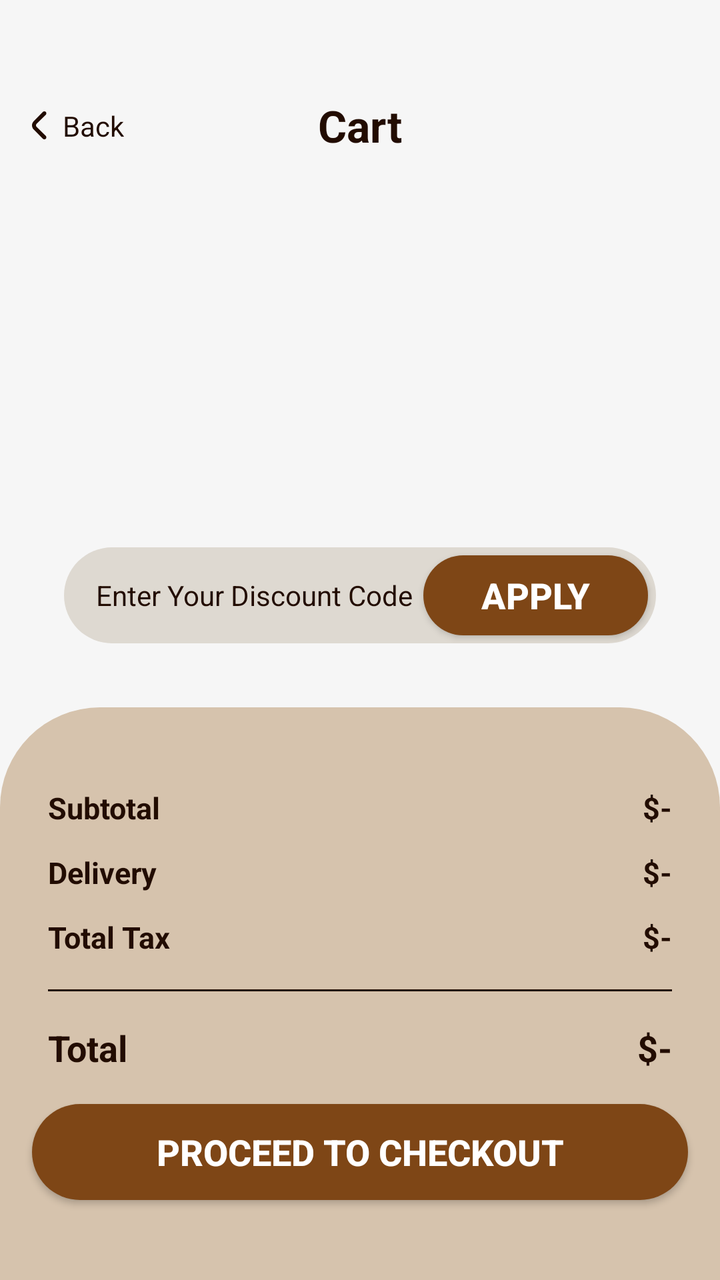
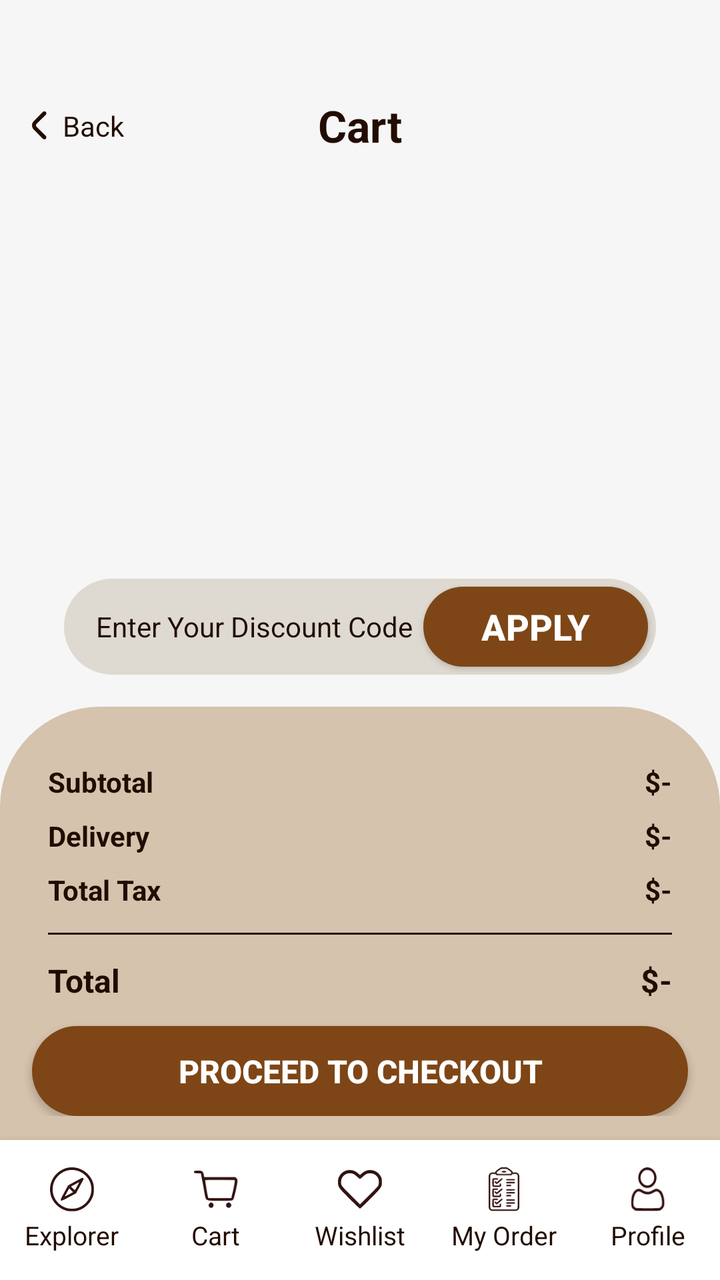

An Android layout rendered at two revisions. The XML below is the earlier revision; the diff shows what the commit changed to produce the second picture.
<!-- AndroidManifest.xml: application theme Theme.Project239 -->
<!-- res/layout/activity_cart.xml -->
<?xml version="1.0" encoding="utf-8"?>
<androidx.constraintlayout.widget.ConstraintLayout xmlns:android="http://schemas.android.com/apk/res/android"
    xmlns:app="http://schemas.android.com/apk/res-auto"
    xmlns:tools="http://schemas.android.com/tools"
    android:id="@+id/main"
    android:layout_width="match_parent"
    android:layout_height="match_parent"
    android:background="@color/lightGrey"
    tools:context=".Activity.CartActivity">

    <ScrollView
        android:id="@+id/scrollView2"
        android:layout_width="match_parent"
        android:layout_height="0dp"
        app:layout_constraintBottom_toTopOf="@+id/summaryContainer"
        app:layout_constraintTop_toTopOf="parent">

        <LinearLayout
            android:layout_width="match_parent"
            android:layout_height="wrap_content"
            android:orientation="vertical">

            <androidx.constraintlayout.widget.ConstraintLayout
                android:layout_width="match_parent"
                android:layout_height="wrap_content"
                android:layout_marginHorizontal="16dp"
                android:layout_marginTop="48dp">

                <LinearLayout
                    android:id="@+id/backBtn"
                    android:layout_width="wrap_content"
                    android:layout_height="wrap_content"
                    android:orientation="horizontal"
                    app:layout_constraintBottom_toBottomOf="parent"
                    app:layout_constraintStart_toStartOf="parent"
                    app:layout_constraintTop_toTopOf="parent">

                    <ImageView
                        android:id="@+id/imageView8"
                        android:layout_width="wrap_content"
                        android:layout_height="wrap_content"
                        android:layout_gravity="center"
                        app:srcCompat="@drawable/back" />

                    <TextView
                        android:id="@+id/textView6"
                        android:layout_width="wrap_content"
                        android:layout_height="wrap_content"
                        android:layout_marginStart="8dp"
                        android:text="Back"
                        android:textColor="@color/darkBrown" />
                </LinearLayout>

                <TextView
                    android:id="@+id/textView8"
                    android:layout_width="wrap_content"
                    android:layout_height="wrap_content"
                    android:text="Cart"
                    android:textColor="@color/darkBrown"
                    android:textSize="22sp"
                    android:textStyle="bold"
                    app:layout_constraintBottom_toBottomOf="parent"
                    app:layout_constraintEnd_toEndOf="parent"
                    app:layout_constraintStart_toStartOf="parent"
                    app:layout_constraintTop_toTopOf="parent" />
            </androidx.constraintlayout.widget.ConstraintLayout>

            <androidx.recyclerview.widget.RecyclerView
                android:id="@+id/listView"
                android:layout_width="match_parent"
                android:layout_height="wrap_content"
                android:layout_marginTop="16dp" />
        </LinearLayout>
    </ScrollView>

    <LinearLayout
        android:layout_width="match_parent"
        android:layout_height="48dp"
        android:layout_marginStart="32dp"
        android:layout_marginEnd="32dp"
        android:layout_marginBottom="32dp"
        android:background="@drawable/cream_bg"
        android:orientation="horizontal"
        app:layout_constraintBottom_toBottomOf="@+id/scrollView2"
        app:layout_constraintEnd_toEndOf="parent"
        app:layout_constraintStart_toStartOf="parent">

        <EditText
            android:id="@+id/editTextText2"
            android:layout_width="wrap_content"
            android:layout_height="match_parent"
            android:paddingStart="16dp"
            android:textColor="@color/darkBrown"
            android:textColorHint="@color/darkBrown"
            android:textSize="14sp"
            android:layout_weight="1"
            android:ems="10"
            android:inputType="text"
            android:hint="@string/enter_your_discount_code"
            android:background="#00000000"/>

        <androidx.appcompat.widget.AppCompatButton
            android:id="@+id/button2"
            style="android:style/Widget.Button"
            android:layout_width="100dp"
            android:layout_height="40dp"
            android:layout_gravity="center"
            android:layout_margin="4dp"
            android:layout_weight="1"
            android:background="@drawable/brown_full_corner_bg"
            android:text="@string/apply"
            android:textColor="@color/white"
            android:textSize="18sp"
            android:textStyle="bold" />

    </LinearLayout>

    <LinearLayout
        android:id="@+id/summaryContainer"
        android:layout_width="match_parent"
        android:layout_height="wrap_content"
        android:background="@drawable/cream_top_corner_bg"
        android:orientation="vertical"
        android:paddingTop="16dp"
        android:paddingBottom="24dp"
        app:layout_constraintBottom_toBottomOf="parent"
        app:layout_constraintEnd_toEndOf="parent"
        app:layout_constraintStart_toStartOf="parent">

        <androidx.constraintlayout.widget.ConstraintLayout
            android:layout_width="match_parent"
            android:layout_height="wrap_content">

            <TextView
                android:id="@+id/subtotalTitleTxt"
                android:layout_width="wrap_content"
                android:layout_height="wrap_content"
                android:layout_marginStart="24dp"
                android:layout_marginTop="24dp"
                android:text="@string/subtotal"
                android:textColor="@color/darkBrown"
                android:textSize="15sp"
                android:textStyle="bold"
                app:layout_constraintStart_toStartOf="parent"
                app:layout_constraintTop_toTopOf="parent" />

            <TextView
                android:id="@+id/totalFeeTxt"
                android:layout_width="wrap_content"
                android:layout_height="wrap_content"
                android:layout_marginEnd="24dp"
                android:text="$-"
                android:textColor="@color/darkBrown"
                android:textSize="15sp"
                android:textStyle="bold"
                app:layout_constraintBottom_toBottomOf="@+id/subtotalTitleTxt"
                app:layout_constraintEnd_toEndOf="parent"
                app:layout_constraintTop_toTopOf="@+id/subtotalTitleTxt" />

            <TextView
                android:id="@+id/deliveryTitleTxt"
                android:layout_width="wrap_content"
                android:layout_height="wrap_content"
                android:layout_marginStart="24dp"
                android:layout_marginTop="12dp"
                android:text="@string/delivery"
                android:textColor="@color/darkBrown"
                android:textSize="15sp"
                android:textStyle="bold"
                app:layout_constraintStart_toStartOf="parent"
                app:layout_constraintTop_toBottomOf="@+id/subtotalTitleTxt" />

            <TextView
                android:id="@+id/deliveryTxt"
                android:layout_width="wrap_content"
                android:layout_height="wrap_content"
                android:layout_marginEnd="24dp"
                android:text="$-"
                android:textColor="@color/darkBrown"
                android:textSize="15sp"
                android:textStyle="bold"
                app:layout_constraintBottom_toBottomOf="@+id/deliveryTitleTxt"
                app:layout_constraintEnd_toEndOf="parent"
                app:layout_constraintTop_toTopOf="@+id/deliveryTitleTxt" />

            <TextView
                android:id="@+id/taxTitleTxt"
                android:layout_width="wrap_content"
                android:layout_height="wrap_content"
                android:layout_marginStart="24dp"
                android:layout_marginTop="12dp"
                android:text="Total Tax"
                android:textColor="@color/darkBrown"
                android:textSize="15sp"
                android:textStyle="bold"
                app:layout_constraintStart_toStartOf="parent"
                app:layout_constraintTop_toBottomOf="@+id/deliveryTitleTxt" />

            <TextView
                android:id="@+id/totalTaxTxt"
                android:layout_width="wrap_content"
                android:layout_height="wrap_content"
                android:layout_marginEnd="24dp"
                android:text="$-"
                android:textColor="@color/darkBrown"
                android:textSize="15sp"
                android:textStyle="bold"
                app:layout_constraintBottom_toBottomOf="@+id/taxTitleTxt"
                app:layout_constraintEnd_toEndOf="parent"
                app:layout_constraintTop_toTopOf="@+id/taxTitleTxt" />

            <View
                android:id="@+id/view2"
                android:layout_width="0dp"
                android:layout_height="1dp"
                android:layout_marginHorizontal="24dp"
                android:layout_marginTop="16dp"
                android:background="@color/darkBrown"
                app:layout_constraintEnd_toEndOf="parent"
                app:layout_constraintStart_toStartOf="parent"
                app:layout_constraintTop_toBottomOf="@+id/taxTitleTxt" />

            <TextView
                android:id="@+id/totalTitleTxt"
                android:layout_width="wrap_content"
                android:layout_height="wrap_content"
                android:layout_marginStart="24dp"
                android:layout_marginTop="16dp"
                android:text="Total"
                android:textColor="@color/darkBrown"
                android:textSize="18sp"
                android:textStyle="bold"
                app:layout_constraintStart_toStartOf="parent"
                app:layout_constraintTop_toBottomOf="@+id/view2" />

            <TextView
                android:id="@+id/totalTxt"
                android:layout_width="wrap_content"
                android:layout_height="wrap_content"
                android:layout_marginEnd="24dp"
                android:text="$-"
                android:textColor="@color/darkBrown"
                android:textSize="18sp"
                android:textStyle="bold"
                app:layout_constraintBottom_toBottomOf="@+id/totalTitleTxt"
                app:layout_constraintEnd_toEndOf="parent"
                app:layout_constraintTop_toTopOf="@+id/totalTitleTxt" />

        </androidx.constraintlayout.widget.ConstraintLayout>

        <androidx.appcompat.widget.AppCompatButton
            android:id="@+id/button"
            style="android:style/Widget.Button"
            android:layout_width="match_parent"
            android:layout_height="wrap_content"
            android:layout_margin="16dp"
            android:background="@drawable/brown_full_corner_bg"
            android:text="Proceed to Checkout"
            android:textColor="@color/white"
            android:textSize="18sp"
            android:textStyle="bold" />
    </LinearLayout>
</androidx.constraintlayout.widget.ConstraintLayout>
<!-- resources referenced by this layout -->
<resources>
  <color name="darkBrown">#220c01</color>
  <color name="lightGrey">#f6f6f6</color>
  <color name="white">#FFFFFFFF</color>
  <!-- drawable back: png bitmap (drawable-hdpi, 279 bytes) -->
  <!-- drawable brown_full_corner_bg (drawable) -->
  <?xml version="1.0" encoding="utf-8"?>
  <shape xmlns:android="http://schemas.android.com/apk/res/android"
      android:shape="rectangle">
      <corners android:radius="50dp" />
      <solid android:color="@color/brown" />
  </shape>
  <!-- drawable cream_bg (drawable) -->
  <?xml version="1.0" encoding="utf-8"?>
  <shape xmlns:android="http://schemas.android.com/apk/res/android"
      android:shape="rectangle">
      <solid android:color="@color/lightCream" />
      <corners android:radius="50dp" />
  </shape>
  <!-- drawable cream_top_corner_bg (drawable) -->
  <?xml version="1.0" encoding="utf-8"?>
  <shape xmlns:android="http://schemas.android.com/apk/res/android"
      android:shape="rectangle">
      <corners
          android:topLeftRadius="50dp"
          android:topRightRadius="50dp" />
      <solid android:color="@color/darkCream" />
  </shape>
  <string name="apply">Apply</string>
  <string name="delivery">Delivery</string>
  <string name="enter_your_discount_code">Enter Your Discount Code</string>
  <string name="subtotal">Subtotal</string>
  <style name="Theme.Project239" parent="Base.Theme.Project239" />
  <color name="brown">#7e4616</color>
  <color name="lightCream">#ded9d1</color>
  <color name="darkCream">#d6c3ad</color>
  <style name="Base.Theme.Project239" parent="Theme.Material3.DayNight.NoActionBar">
          
          
      </style>
</resources>

<!-- the commit's change to res/layout/activity_cart.xml (unified diff, before → after) -->
@@ -6,7 +6,7 @@
     android:layout_width="match_parent"
     android:layout_height="match_parent"
     android:background="@color/lightGrey"
-    tools:context=".Activity.CartActivity">
+    tools:context=".activity.CartActivity">
 
     <ScrollView
         android:id="@+id/scrollView2"
@@ -78,7 +78,7 @@
         android:layout_height="48dp"
         android:layout_marginStart="32dp"
         android:layout_marginEnd="32dp"
-        android:layout_marginBottom="32dp"
+        android:layout_marginBottom="16dp"
         android:background="@drawable/cream_bg"
         android:orientation="horizontal"
         app:layout_constraintBottom_toBottomOf="@+id/scrollView2"
@@ -89,15 +89,15 @@
             android:id="@+id/editTextText2"
             android:layout_width="wrap_content"
             android:layout_height="match_parent"
+            android:layout_weight="1"
+            android:background="#00000000"
+            android:ems="10"
+            android:hint="@string/enter_your_discount_code"
+            android:inputType="text"
             android:paddingStart="16dp"
             android:textColor="@color/darkBrown"
             android:textColorHint="@color/darkBrown"
-            android:textSize="14sp"
-            android:layout_weight="1"
-            android:ems="10"
-            android:inputType="text"
-            android:hint="@string/enter_your_discount_code"
-            android:background="#00000000"/>
+            android:textSize="14sp" />
 
         <androidx.appcompat.widget.AppCompatButton
             android:id="@+id/button2"
@@ -121,9 +121,9 @@
         android:layout_height="wrap_content"
         android:background="@drawable/cream_top_corner_bg"
         android:orientation="vertical"
-        android:paddingTop="16dp"
-        android:paddingBottom="24dp"
-        app:layout_constraintBottom_toBottomOf="parent"
+        android:paddingTop="12dp"
+        android:paddingBottom="12dp"
+        app:layout_constraintBottom_toTopOf="@+id/bottomMenu"
         app:layout_constraintEnd_toEndOf="parent"
         app:layout_constraintStart_toStartOf="parent">
 
@@ -136,10 +136,10 @@
                 android:layout_width="wrap_content"
                 android:layout_height="wrap_content"
                 android:layout_marginStart="24dp"
-                android:layout_marginTop="24dp"
+                android:layout_marginTop="16dp"
                 android:text="@string/subtotal"
                 android:textColor="@color/darkBrown"
-                android:textSize="15sp"
+                android:textSize="14sp"
                 android:textStyle="bold"
                 app:layout_constraintStart_toStartOf="parent"
                 app:layout_constraintTop_toTopOf="parent" />
@@ -151,7 +151,7 @@
                 android:layout_marginEnd="24dp"
                 android:text="$-"
                 android:textColor="@color/darkBrown"
-                android:textSize="15sp"
+                android:textSize="14sp"
                 android:textStyle="bold"
                 app:layout_constraintBottom_toBottomOf="@+id/subtotalTitleTxt"
                 app:layout_constraintEnd_toEndOf="parent"
@@ -162,10 +162,10 @@
                 android:layout_width="wrap_content"
                 android:layout_height="wrap_content"
                 android:layout_marginStart="24dp"
-                android:layout_marginTop="12dp"
+                android:layout_marginTop="8dp"
                 android:text="@string/delivery"
                 android:textColor="@color/darkBrown"
-                android:textSize="15sp"
+                android:textSize="14sp"
                 android:textStyle="bold"
                 app:layout_constraintStart_toStartOf="parent"
                 app:layout_constraintTop_toBottomOf="@+id/subtotalTitleTxt" />
@@ -177,7 +177,7 @@
                 android:layout_marginEnd="24dp"
                 android:text="$-"
                 android:textColor="@color/darkBrown"
-                android:textSize="15sp"
+                android:textSize="14sp"
                 android:textStyle="bold"
                 app:layout_constraintBottom_toBottomOf="@+id/deliveryTitleTxt"
                 app:layout_constraintEnd_toEndOf="parent"
@@ -188,10 +188,10 @@
                 android:layout_width="wrap_content"
                 android:layout_height="wrap_content"
                 android:layout_marginStart="24dp"
-                android:layout_marginTop="12dp"
+                android:layout_marginTop="8dp"
                 android:text="Total Tax"
                 android:textColor="@color/darkBrown"
-                android:textSize="15sp"
+                android:textSize="14sp"
                 android:textStyle="bold"
                 app:layout_constraintStart_toStartOf="parent"
                 app:layout_constraintTop_toBottomOf="@+id/deliveryTitleTxt" />
@@ -203,7 +203,7 @@
                 android:layout_marginEnd="24dp"
                 android:text="$-"
                 android:textColor="@color/darkBrown"
-                android:textSize="15sp"
+                android:textSize="14sp"
                 android:textStyle="bold"
                 app:layout_constraintBottom_toBottomOf="@+id/taxTitleTxt"
                 app:layout_constraintEnd_toEndOf="parent"
@@ -214,7 +214,7 @@
                 android:layout_width="0dp"
                 android:layout_height="1dp"
                 android:layout_marginHorizontal="24dp"
-                android:layout_marginTop="16dp"
+                android:layout_marginTop="12dp"
                 android:background="@color/darkBrown"
                 app:layout_constraintEnd_toEndOf="parent"
                 app:layout_constraintStart_toStartOf="parent"
@@ -225,10 +225,10 @@
                 android:layout_width="wrap_content"
                 android:layout_height="wrap_content"
                 android:layout_marginStart="24dp"
-                android:layout_marginTop="16dp"
+                android:layout_marginTop="12dp"
                 android:text="Total"
                 android:textColor="@color/darkBrown"
-                android:textSize="18sp"
+                android:textSize="16sp"
                 android:textStyle="bold"
                 app:layout_constraintStart_toStartOf="parent"
                 app:layout_constraintTop_toBottomOf="@+id/view2" />
@@ -240,7 +240,7 @@
                 android:layout_marginEnd="24dp"
                 android:text="$-"
                 android:textColor="@color/darkBrown"
-                android:textSize="18sp"
+                android:textSize="16sp"
                 android:textStyle="bold"
                 app:layout_constraintBottom_toBottomOf="@+id/totalTitleTxt"
                 app:layout_constraintEnd_toEndOf="parent"
@@ -252,12 +252,167 @@
             android:id="@+id/button"
             style="android:style/Widget.Button"
             android:layout_width="match_parent"
-            android:layout_height="wrap_content"
-            android:layout_margin="16dp"
+            android:layout_height="45dp"
+            android:layout_marginHorizontal="16dp"
+            android:layout_marginTop="12dp"
             android:background="@drawable/brown_full_corner_bg"
             android:text="Proceed to Checkout"
             android:textColor="@color/white"
-            android:textSize="18sp"
+            android:textSize="16sp"
             android:textStyle="bold" />
     </LinearLayout>
+
+    <include
+        android:id="@+id/bottomMenu"
+        layout="@layout/layout_bottom_menu"
+        android:layout_width="match_parent"
+        android:layout_height="70dp"
+        app:layout_constraintBottom_toBottomOf="parent"
+        app:layout_constraintEnd_toEndOf="parent"
+        app:layout_constraintStart_toStartOf="parent" />
 </androidx.constraintlayout.widget.ConstraintLayout>
+<!-- res/layout/layout_bottom_menu.xml (included above) -->
+<?xml version="1.0" encoding="utf-8"?>
+<LinearLayout xmlns:android="http://schemas.android.com/apk/res/android"
+    xmlns:app="http://schemas.android.com/apk/res-auto"
+    android:id="@+id/bottomMenuContainer"
+    android:layout_width="match_parent"
+    android:layout_height="70dp"
+    android:layout_gravity="bottom"
+    android:background="@color/white"
+    android:elevation="8dp"
+    android:gravity="center_vertical"
+    android:orientation="horizontal"
+    android:paddingTop="6dp"
+    android:paddingBottom="6dp">
+
+    
+    <LinearLayout
+        android:id="@+id/explorerBtn"
+        android:layout_width="0dp"
+        android:layout_height="match_parent"
+        android:layout_weight="1"
+        android:clickable="true"
+        android:focusable="true"
+        android:gravity="center"
+        android:orientation="vertical">
+
+        <ImageView
+            android:layout_width="22dp"
+            android:layout_height="22dp"
+            app:srcCompat="@drawable/btn_1" />
+
+        <TextView
+            android:id="@+id/explorerTxt"
+            android:layout_width="wrap_content"
+            android:layout_height="wrap_content"
+            android:layout_marginTop="3dp"
+            android:text="@string/explorer"
+            android:textColor="@color/darkBrown"
+            android:textSize="13sp" />
+    </LinearLayout>
+
+    
+    <LinearLayout
+        android:id="@+id/cartBtn"
+        android:layout_width="0dp"
+        android:layout_height="match_parent"
+        android:layout_weight="1"
+        android:clickable="true"
+        android:focusable="true"
+        android:gravity="center"
+        android:orientation="vertical">
+
+        <ImageView
+            android:layout_width="22dp"
+            android:layout_height="22dp"
+            app:srcCompat="@drawable/btn_2" />
+
+        <TextView
+            android:id="@+id/cartTxt"
+            android:layout_width="wrap_content"
+            android:layout_height="wrap_content"
+            android:layout_marginTop="3dp"
+            android:text="@string/cart"
+            android:textColor="@color/darkBrown"
+            android:textSize="13sp" />
+    </LinearLayout>
+
+    
+    <LinearLayout
+        android:id="@+id/wishlistBtn"
+        android:layout_width="0dp"
+        android:layout_height="match_parent"
+        android:layout_weight="1"
+        android:clickable="true"
+        android:focusable="true"
+        android:gravity="center"
+        android:orientation="vertical">
+
+        <ImageView
+            android:layout_width="22dp"
+            android:layout_height="22dp"
+            app:srcCompat="@drawable/btn_3" />
+
+        <TextView
+            android:id="@+id/wishlistTxt"
+            android:layout_width="wrap_content"
+            android:layout_height="wrap_content"
+            android:layout_marginTop="3dp"
+            android:text="@string/wishlist"
+            android:textColor="@color/darkBrown"
+            android:textSize="13sp" />
+    </LinearLayout>
+
+    
+    <LinearLayout
+        android:id="@+id/myOrderBtn"
+        android:layout_width="0dp"
+        android:layout_height="match_parent"
+        android:layout_weight="1"
+        android:clickable="true"
+        android:focusable="true"
+        android:gravity="center"
+        android:orientation="vertical">
+
+        <ImageView
+            android:layout_width="22dp"
+            android:layout_height="22dp"
+            app:srcCompat="@drawable/btn_4" />
+
+        <TextView
+            android:id="@+id/myOrderTxt"
+            android:layout_width="wrap_content"
+            android:layout_height="wrap_content"
+            android:layout_marginTop="3dp"
+            android:text="@string/my_order"
+            android:textColor="@color/darkBrown"
+            android:textSize="13sp" />
+    </LinearLayout>
+
+    
+    <LinearLayout
+        android:id="@+id/profileBtn"
+        android:layout_width="0dp"
+        android:layout_height="match_parent"
+        android:layout_weight="1"
+        android:clickable="true"
+        android:focusable="true"
+        android:gravity="center"
+        android:orientation="vertical">
+
+        <ImageView
+            android:layout_width="22dp"
+            android:layout_height="22dp"
+            app:srcCompat="@drawable/btn_5" />
+
+        <TextView
+            android:id="@+id/profileTxt"
+            android:layout_width="wrap_content"
+            android:layout_height="wrap_content"
+            android:layout_marginTop="3dp"
+            android:text="@string/profile"
+            android:textColor="@color/darkBrown"
+            android:textSize="13sp" />
+    </LinearLayout>
+</LinearLayout>
<!-- resource entries referenced after the edit -->
@@ -11,6 +11,11 @@
       <corners android:radius="50dp" />
       <solid android:color="@color/brown" />
   </shape>
+  <!-- drawable btn_1: png bitmap (drawable-hdpi, 1124 bytes) -->
+  <!-- drawable btn_2: png bitmap (drawable-hdpi, 802 bytes) -->
+  <!-- drawable btn_3: png bitmap (drawable-hdpi, 726 bytes) -->
+  <!-- drawable btn_4: png bitmap (drawable-hdpi, 1046 bytes) -->
+  <!-- drawable btn_5: png bitmap (drawable-hdpi, 883 bytes) -->
   <!-- drawable cream_bg (drawable) -->
   <?xml version="1.0" encoding="utf-8"?>
   <shape xmlns:android="http://schemas.android.com/apk/res/android"
@@ -28,9 +33,14 @@
       <solid android:color="@color/darkCream" />
   </shape>
   <string name="apply">Apply</string>
+  <string name="cart">Cart</string>
   <string name="delivery">Delivery</string>
   <string name="enter_your_discount_code">Enter Your Discount Code</string>
+  <string name="explorer">Explorer</string>
+  <string name="my_order">My Order</string>
+  <string name="profile">Profile</string>
   <string name="subtotal">Subtotal</string>
+  <string name="wishlist">Wishlist</string>
   <style name="Theme.Project239" parent="Base.Theme.Project239" />
   <color name="brown">#7e4616</color>
   <color name="lightCream">#ded9d1</color>
